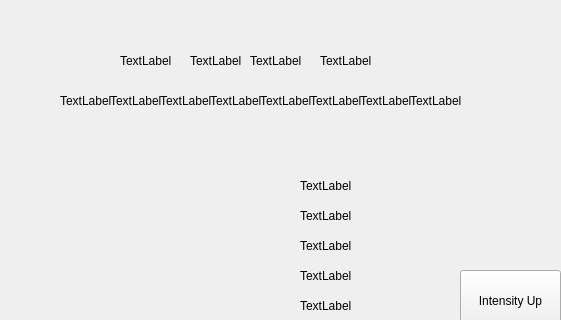
This is mainwindow.ui in NebulaCo/ECSS as Qt 5 draws it before an edit; both pictures show x 0 to 561 and y 0 to 320 of the 798 by 484 pixel window. The edited form follows.
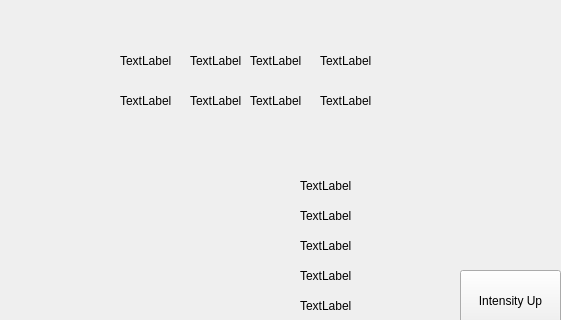
This is the edited form.

Commit message: added session class, added turn off functionality, removed 4 sessions in ui

```diff
--- a/mainwindow.ui
+++ b/mainwindow.ui
@@ -228,7 +228,7 @@
    <widget class="QLabel" name="session4">
     <property name="geometry">
      <rect>
-      <x>210</x>
+      <x>320</x>
       <y>80</y>
       <width>51</width>
       <height>41</height>
@@ -241,7 +241,7 @@
    <widget class="QLabel" name="session2">
     <property name="geometry">
      <rect>
-      <x>110</x>
+      <x>190</x>
       <y>80</y>
       <width>51</width>
       <height>41</height>
@@ -254,7 +254,7 @@
    <widget class="QLabel" name="session3">
     <property name="geometry">
      <rect>
-      <x>160</x>
+      <x>250</x>
       <y>80</y>
       <width>51</width>
       <height>41</height>
@@ -267,59 +267,7 @@
    <widget class="QLabel" name="session1">
     <property name="geometry">
      <rect>
-      <x>60</x>
-      <y>80</y>
-      <width>51</width>
-      <height>41</height>
-     </rect>
-    </property>
-    <property name="text">
-     <string>TextLabel</string>
-    </property>
-   </widget>
-   <widget class="QLabel" name="session8">
-    <property name="geometry">
-     <rect>
-      <x>410</x>
-      <y>80</y>
-      <width>51</width>
-      <height>41</height>
-     </rect>
-    </property>
-    <property name="text">
-     <string>TextLabel</string>
-    </property>
-   </widget>
-   <widget class="QLabel" name="session6">
-    <property name="geometry">
-     <rect>
-      <x>310</x>
-      <y>80</y>
-      <width>51</width>
-      <height>41</height>
-     </rect>
-    </property>
-    <property name="text">
-     <string>TextLabel</string>
-    </property>
-   </widget>
-   <widget class="QLabel" name="session7">
-    <property name="geometry">
-     <rect>
-      <x>360</x>
-      <y>80</y>
-      <width>51</width>
-      <height>41</height>
-     </rect>
-    </property>
-    <property name="text">
-     <string>TextLabel</string>
-    </property>
-   </widget>
-   <widget class="QLabel" name="session5">
-    <property name="geometry">
-     <rect>
-      <x>260</x>
+      <x>120</x>
       <y>80</y>
       <width>51</width>
       <height>41</height>
```
The commit also changes 5 other files.
